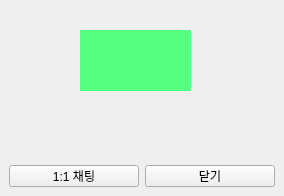
First picture: the form in Code/front/ui/profile_page_ui.ui, repository lee991229/KKOTalk, before the edit.
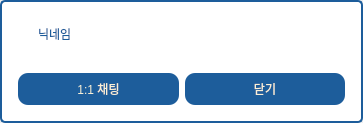
Second picture: the form after the edit.

The edit to the form file:
```diff
--- a/Code/front/ui/profile_page_ui.ui
+++ b/Code/front/ui/profile_page_ui.ui
@@ -6,13 +6,53 @@
    <rect>
     <x>0</x>
     <y>0</y>
-    <width>284</width>
-    <height>196</height>
+    <width>363</width>
+    <height>123</height>
    </rect>
   </property>
   <property name="windowTitle">
    <string>Form</string>
   </property>
+  <property name="styleSheet">
+   <string notr="true">#widget_most_out {
+	background-color: #FFFFFF;
+	color: #FBEEAC;
+	border-style: solid;
+	border-width: 2px;
+	border-color: #1D5D9B;
+	border-radius: 5px;
+}
+#out_widget:hover{
+	background-color: #E6FFFD;
+}
+
+
+
+QLabel{
+	color: #1D5D9B;
+	font: bold 16pt &quot;나눔고딕&quot;;
+}
+
+
+QPushButton{
+	background-color:#1D5D9B;
+	color: #FAF0D7;
+	border-radius:10px;
+	font: bold 12pt &quot;나눔고딕&quot;;
+}
+
+QPushButton:hover{
+	background-color:#B0DAFF;
+
+}
+
+QPushButton:pressed{
+	background-color:#9AC5F4;
+}
+
+
+</string>
+  </property>
   <layout class="QVBoxLayout" name="verticalLayout_2">
    <property name="spacing">
     <number>0</number>
@@ -30,25 +70,35 @@
     <number>0</number>
    </property>
    <item>
+    <widget class="QWidget" name="widget_most_out" native="true">
     <layout class="QVBoxLayout" name="verticalLayout">
      <item>
       <widget class="QWidget" name="widget" native="true">
+        <layout class="QHBoxLayout" name="horizontalLayout_2">
+         <item>
+          <spacer name="horizontalSpacer">
+           <property name="orientation">
+            <enum>Qt::Horizontal</enum>
+           </property>
+           <property name="sizeType">
+            <enum>QSizePolicy::Fixed</enum>
+           </property>
+           <property name="sizeHint" stdset="0">
+            <size>
+             <width>20</width>
+             <height>20</height>
+            </size>
+           </property>
+          </spacer>
+         </item>
+         <item>
        <widget class="QLabel" name="nick_name_label">
-        <property name="geometry">
-         <rect>
-          <x>80</x>
-          <y>30</y>
-          <width>111</width>
-          <height>61</height>
-         </rect>
-        </property>
-        <property name="styleSheet">
-         <string notr="true">background-color: rgb(85, 255, 127);</string>
-        </property>
         <property name="text">
-         <string/>
-        </property>
-       </widget>
+            <string>닉네임</string>
+           </property>
+          </widget>
+         </item>
+        </layout>
       </widget>
      </item>
      <item>
@@ -56,18 +106,24 @@
        <property name="minimumSize">
         <size>
          <width>0</width>
-         <height>40</height>
+          <height>50</height>
         </size>
        </property>
        <property name="maximumSize">
         <size>
          <width>16777215</width>
-         <height>40</height>
+          <height>50</height>
         </size>
        </property>
        <layout class="QHBoxLayout" name="horizontalLayout">
         <item>
-         <widget class="QPushButton" name="one_on_one_chatting_btn">
+          <widget class="QPushButton" name="btn_start_chat">
+           <property name="sizePolicy">
+            <sizepolicy hsizetype="Minimum" vsizetype="Expanding">
+             <horstretch>0</horstretch>
+             <verstretch>0</verstretch>
+            </sizepolicy>
+           </property>
           <property name="text">
            <string>1:1 채팅</string>
           </property>
@@ -75,6 +131,12 @@
         </item>
         <item>
          <widget class="QPushButton" name="close_btn">
+           <property name="sizePolicy">
+            <sizepolicy hsizetype="Minimum" vsizetype="Expanding">
+             <horstretch>0</horstretch>
+             <verstretch>0</verstretch>
+            </sizepolicy>
+           </property>
           <property name="text">
            <string>닫기</string>
           </property>
@@ -84,6 +146,7 @@
       </widget>
      </item>
     </layout>
+    </widget>
    </item>
   </layout>
  </widget>
```
Lines whose indentation alone changed are shown as unchanged.
